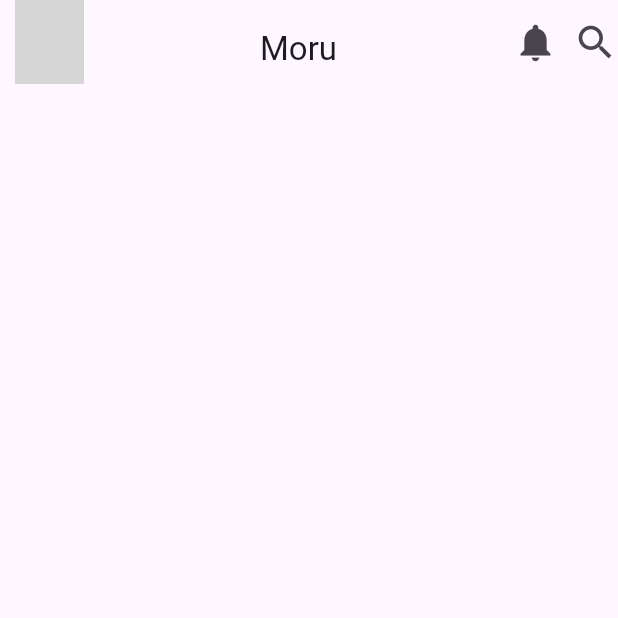
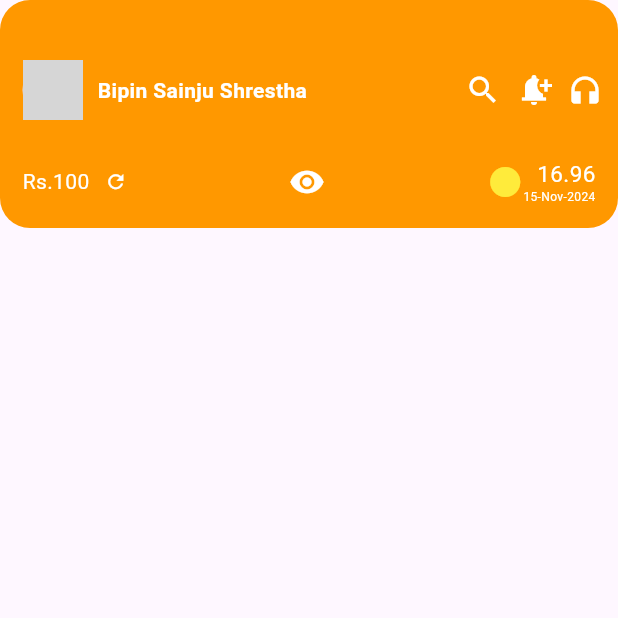
Before and after one commit to bipin24746/wallet_design, a Flutter app: the HomePage screen opened directly, on a phone screen of 412 x 824 dp, the top half of it. Run offline on Flutter 3.47's test engine with Material 3 defaults, Android fonts, the light colour scheme and no system bars; grey boxes are pictures that could not be loaded.

Commit message:
wallet doing

```diff
--- a/lib/logindetails/signin.dart
+++ b/lib/logindetails/signin.dart
@@ -1,6 +1,7 @@
 import 'package:flutter/material.dart';
-import 'package:moru_wallet_desing/logindetails/forgetpassword.dart';
-import 'package:moru_wallet_desing/logindetails/signup.dart';
+import 'package:wallet/logindetails/forgetpassword.dart';
+import 'package:wallet/logindetails/signup.dart';
+
 
 class LoginPage extends StatefulWidget {
   const LoginPage({super.key});
--- a/lib/logindetails/signup.dart
+++ b/lib/logindetails/signup.dart
@@ -1,6 +1,6 @@
 import 'package:flutter/material.dart';
 import 'package:flutter/services.dart';
-import 'package:moru_wallet_desing/logindetails/signin.dart';
+import 'package:wallet/logindetails/signin.dart';
 
 class SignUp extends StatefulWidget {
   const SignUp({super.key});
@@ -135,7 +135,7 @@ class _SignUpState extends State<SignUp> {
               children: [
                 Text(
                   "By creating your account you have to agree with our",
-                  style: TextStyle(fontSize: 12),
+                  style: TextStyle(fontSize: 11),
                 ),
                 Text("Terms and",
                     style: TextStyle(
--- a/lib/main.dart
+++ b/lib/main.dart
@@ -1,7 +1,6 @@
 import 'package:flutter/material.dart';
-import 'package:moru_wallet_desing/logindetails/signin.dart';
-import 'package:moru_wallet_desing/logindetails/signup.dart';
-import 'package:moru_wallet_desing/pages/homepage/homepage.dart';
+import 'package:wallet/logindetails/signup.dart';
+import 'package:wallet/pages/homepage/homepage.dart';
 
 void main() {
   runApp(const MyApp());
@@ -19,7 +18,7 @@ class MyApp extends StatelessWidget {
         colorScheme: ColorScheme.fromSeed(seedColor: Colors.deepPurple),
         useMaterial3: true,
       ),
-      home: const SignUp(),
+      home: const HomePage(),
     );
   }
 }
--- a/lib/pages/homepage/containers/header.dart
+++ b/lib/pages/homepage/containers/header.dart
@@ -5,27 +5,127 @@ class Header extends StatelessWidget {
 
   @override
   Widget build(BuildContext context) {
-    return Container(
-      child: AppBar(
-        leading: CircleAvatar(
-          radius: 50,
-          backgroundImage: AssetImage(
-            'lib/assets/smartphones.jpg',
+    return Container(child: Column(
+      children: [
+        DecoratedBox(
+          decoration: BoxDecoration(
+              color: Colors.orange, borderRadius: BorderRadius.circular(20)),
+          child: Padding(
+            padding: const EdgeInsets.only(top: 40.0),
+            child: Column(
+              children: [
+                Row(
+                  mainAxisAlignment: MainAxisAlignment.spaceBetween,
+                  children: [
+                    Row(
+                      children: [
+                        Padding(
+                          padding: const EdgeInsets.only(left: 15.0),
+                          child: CircleAvatar(
+                            backgroundImage: AssetImage(
+                              "lib/assets/smartphones",
+                            ),
+                          ),
+                        ),
+                        Padding(
+                          padding: const EdgeInsets.only(left: 10.0),
+                          child: Text(
+                            "Bipin Sainju Shrestha",
+                            style: TextStyle(
+                                fontWeight: FontWeight.bold,
+                                color: Colors.white),
+                          ),
+                        ),
+                      ],
+                    ),
+                    Row(
+                      children: [
+                        Padding(
+                          padding: const EdgeInsets.only(right: 10.0),
+                          child: Icon(
+                            Icons.search,
+                            color: Colors.white,
+                          ),
+                        ),
+                        Padding(
+                          padding: const EdgeInsets.only(right: 10.0),
+                          child: Icon(
+                            Icons.notification_add,
+                            color: Colors.white,
+                          ),
+                        ),
+                        Padding(
+                          padding: const EdgeInsets.only(right: 10.0),
+                          child: Icon(
+                            Icons.headphones,
+                            color: Colors.white,
+                          ),
+                        )
+                      ],
+                    )
+                  ],
+                ),
+                SizedBox(
+                  height: 10,
+                ),
+                Padding(
+                  padding: const EdgeInsets.all(15.0),
+                  child: Row(
+                    mainAxisAlignment: MainAxisAlignment.spaceBetween,
+                    children: [
+                      Row(
+                        children: [
+                          Text(
+                            "Rs.100",
+                            style: TextStyle(color: Colors.white),
+                          ),
+                          Padding(
+                            padding: const EdgeInsets.only(left: 10.0),
+                            child: Icon(
+                              Icons.refresh,
+                              size: 15,
+                              color: Colors.white,
+                            ),
+                          )
+                        ],
+                      ),
+                      Icon(
+                        Icons.remove_red_eye,
+                        color: Colors.white,
+                      ),
+                      Row(
+                        children: [
+                          Column(children: [
+                            Icon(
+                              Icons.circle,
+                              color: Colors.yellow,
+                            )
+                          ]),
+                          Column(
+                            crossAxisAlignment: CrossAxisAlignment.end,
+                            children: [
+                              Text(
+                                "16.96",
+                                style: TextStyle(
+                                    fontSize: 15, color: Colors.white),
+                              ),
+                              Text(
+                                "15-Nov-2024",
+                                style:
+                                    TextStyle(fontSize: 8, color: Colors.white),
+                              )
+                            ],
+                          )
+                        ],
+                      )
+                    ],
+                  ),
+                )
+              ],
+            ),
           ),
-        ),
-        title: Text("Moru"),
-      ),
-
-      // child: ClipOval(
-      //   child: Container(
-      //     color: Colors.blue,
-      //     child: Image.asset(
-      //       'lib/assets/smartphones.jpg',
-      //       width: 70,
-      //       height: 100,
-      //     ),
-      //   ),
-      // ),
-    );
+        )
+      ],
+    ),);
   }
 }
--- a/lib/pages/homepage/homepage.dart
+++ b/lib/pages/homepage/homepage.dart
@@ -1,5 +1,5 @@
 import 'package:flutter/material.dart';
-import 'package:moru_wallet_desing/pages/homepage/containers/header.dart';
+import 'package:wallet/pages/homepage/containers/header.dart';
 
 class HomePage extends StatelessWidget {
   const HomePage({super.key});
@@ -7,30 +7,13 @@ class HomePage extends StatelessWidget {
   @override
   Widget build(BuildContext context) {
     return Scaffold(
-      appBar: AppBar(
-        leading: Padding(
-          padding: const EdgeInsets.only(left: 10.0),
-          child: CircleAvatar(
-            backgroundImage: AssetImage('lib/assets/smartphones.jpg'),
+      body: Column(
+        children: [
+          Header(),
+          SizedBox(
+            height: 30,
           ),
-        ),
-        title: Center(
-            child: Padding(
-          padding: const EdgeInsets.only(top: 10.0),
-          child: Text("Moru"),
-        )),
-        actions: [
-          Icon(
-            Icons.notifications,
-            size: 30,
-          ),
-          Padding(
-            padding: const EdgeInsets.only(left: 10.0),
-            child: Icon(
-              Icons.search,
-              size: 30,
-            ),
-          )
+
         ],
       ),
     );
--- /dev/null
+++ b/lib/pages/homepage/recharge.dart
@@ -0,0 +1,10 @@
+import 'package:flutter/material.dart';
+
+class Recharge extends StatelessWidget {
+  const Recharge({super.key});
+
+  @override
+  Widget build(BuildContext context) {
+    return Container();
+  }
+}
```
Also changed, not shown: pubspec.yaml (+10 -9 lines), pubspec.lock, 25 other files.
